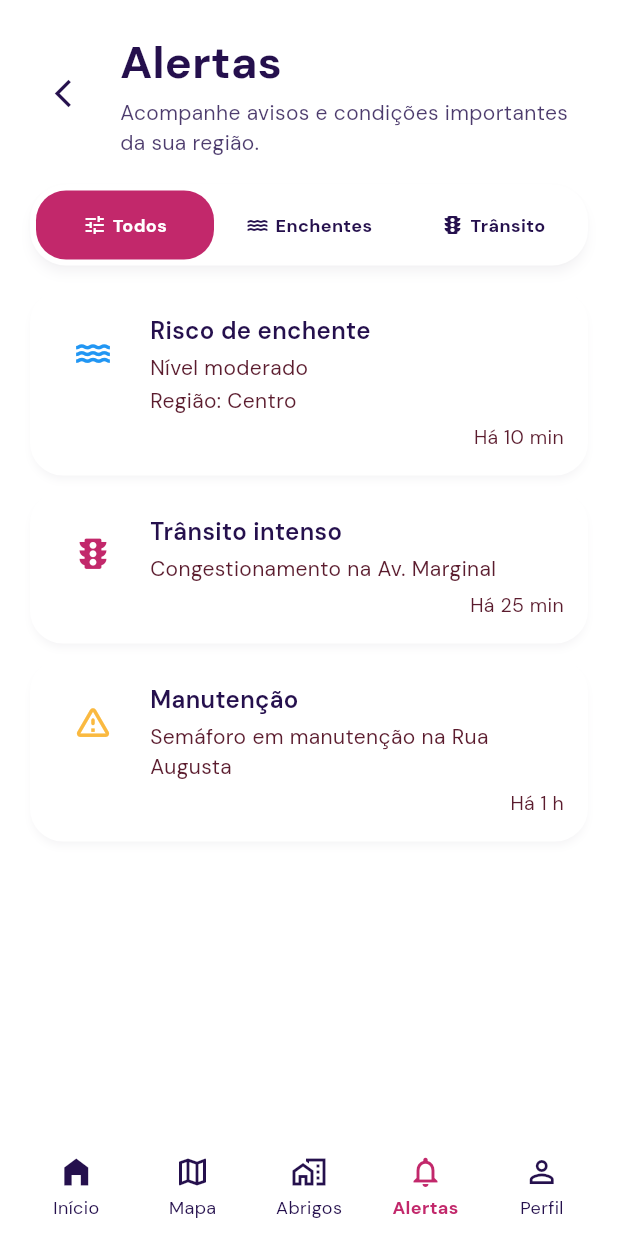
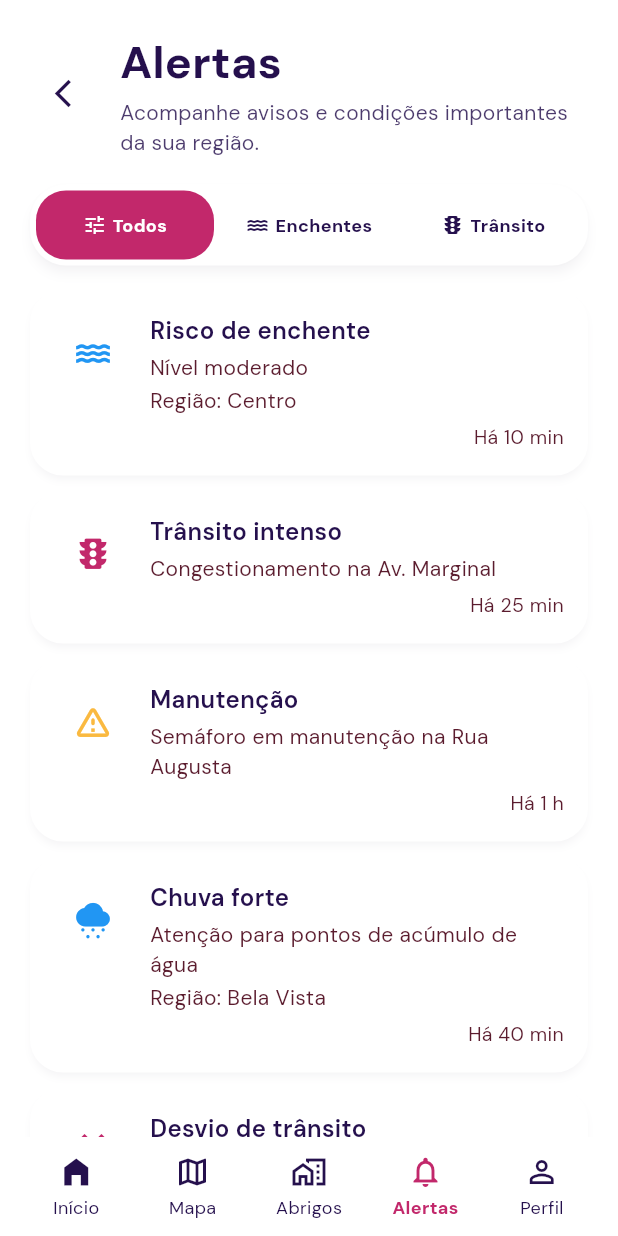
Before and after one commit to juliarichesky/sinalizaai-mobile, a Flutter app: the AlertsScreen screen opened directly, on a phone screen of 412 x 824 dp. Run offline on Flutter 3.47's test engine with Material 3 defaults, Android fonts, the phone set to English and light mode, and no system bars; our stand-ins replace flutter_secure_storage, google_fonts, image_picker; accounts and stored records are empty.

Commit message:
feat: data

```diff
--- a/lib/data/mock_alerts.dart
+++ b/lib/data/mock_alerts.dart
@@ -45,4 +45,28 @@ const mockAlerts = [
     time: 'Há 1 h',
     icon: Icons.warning_amber_rounded,
   ),
+  MockAlert(
+    title: 'Chuva forte',
+    description: 'Atenção para pontos de acúmulo de água',
+    location: 'Região: Bela Vista',
+    category: AlertCategory.flood,
+    time: 'Há 40 min',
+    icon: Icons.cloudy_snowing,
+  ),
+  MockAlert(
+    title: 'Desvio de trânsito',
+    description: 'Faixa interditada para manutenção viária',
+    location: 'Av. Brigadeiro Luís Antônio',
+    category: AlertCategory.traffic,
+    time: 'Há 50 min',
+    icon: Icons.alt_route,
+  ),
+  MockAlert(
+    title: 'Obra programada',
+    description: 'Intervenção temporária na calçada',
+    location: 'Rua Haddock Lobo',
+    category: AlertCategory.maintenance,
+    time: 'Há 2 h',
+    icon: Icons.construction_outlined,
+  ),
 ];
```
Also changed, not shown: lib/data/mock_map_points.dart (+29 -0 lines), lib/data/mock_shelters.dart (+22 -0 lines).
